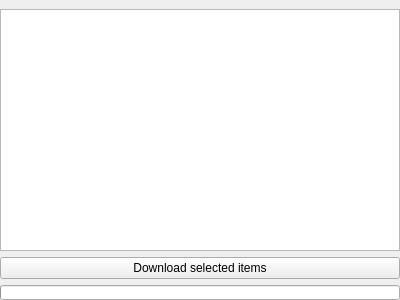
The window that application/GUI/Search/SearchWidget.ui (Ummon/D-LAN) describes before a commit, drawn with Qt 5.
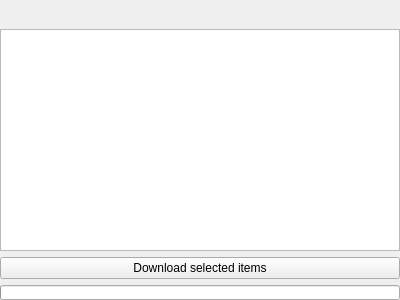
The same window after the commit. Icons and pictures are not drawn.

Commit message: Add a filter to search only files or only directories.

What changed in the file:
```diff
--- a/application/GUI/Search/SearchWidget.ui
+++ b/application/GUI/Search/SearchWidget.ui
@@ -30,6 +30,13 @@
    <property name="bottomMargin">
     <number>0</number>
    </property>
+   <item>
+    <widget class="QLabel" name="lblSearchTerm">
+     <property name="text">
+      <string/>
+     </property>
+    </widget>
+   </item>
    <item>
     <widget class="QTreeView" name="treeView">
      <property name="alternatingRowColors">
```
The commit also changes 19 other files.
